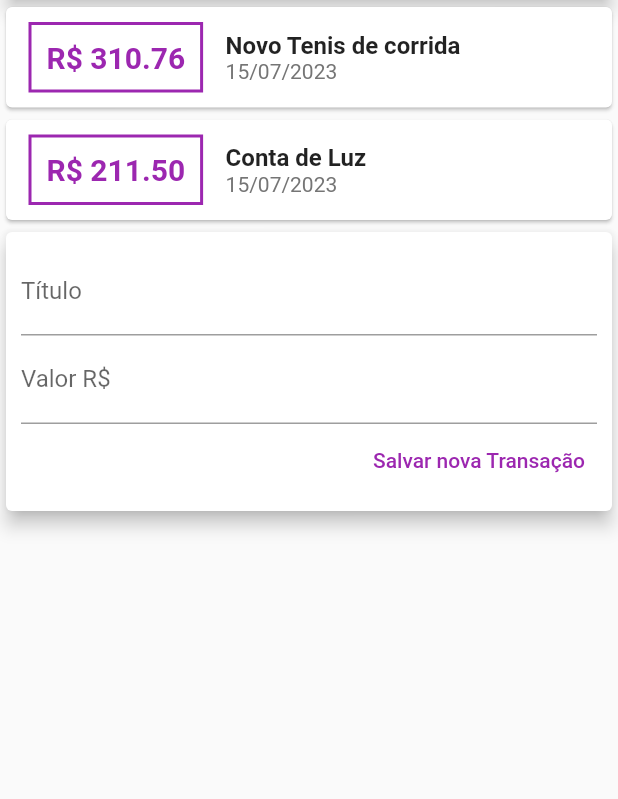
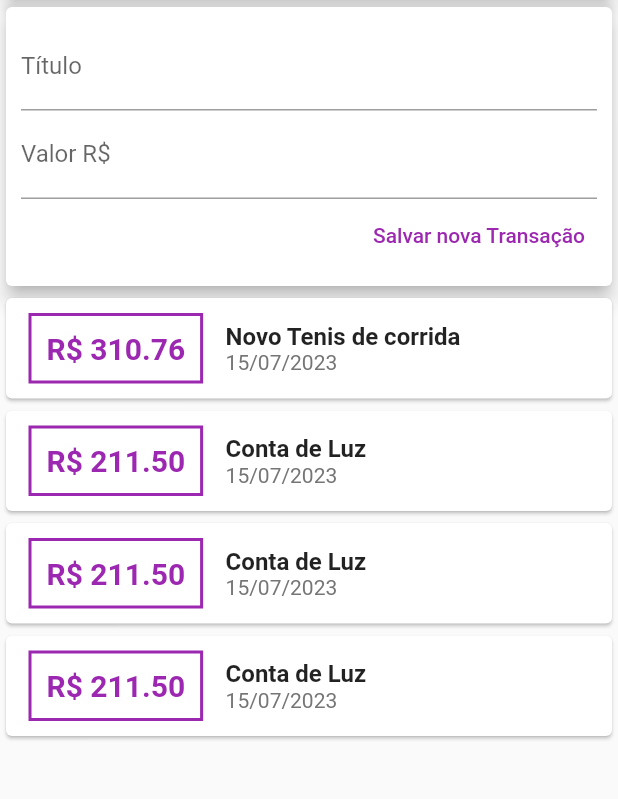
Before and after one commit to TiagOliveiraTI/expenses, a Flutter app: the screen it shows after launch, on a phone screen of 412 x 824 dp, the part 119-918 px from its top. Run offline on Flutter 3.47's test engine with Material 2 defaults, Android fonts, the phone set to English and light mode, and no system bars.

Commit message:
✨ add scroolable feature

```diff
--- a/lib/components/transaction_form.dart
+++ b/lib/components/transaction_form.dart
@@ -6,7 +6,7 @@ class TransactionForm extends StatelessWidget {
 
   final void Function(String, double) onSubmit;
 
-  TransactionForm(this.onSubmit);
+  TransactionForm(this.onSubmit, {super.key});
 
   @override
   Widget build(BuildContext context) {
--- a/lib/components/transaction_list.dart
+++ b/lib/components/transaction_list.dart
@@ -9,7 +9,10 @@ class TransactionList extends StatelessWidget {
 
   @override
   Widget build(BuildContext context) {
-    return Column(
+    return Container(
+      height: 300,
+      child: SingleChildScrollView(
+        child: Column(
           children: [
             ...transactions.map((tr) {
               return Card(
@@ -55,6 +58,8 @@ class TransactionList extends StatelessWidget {
               );
             }).toList()
           ],
+        ),
+      ),
     );
   }
 }
--- a/lib/components/transaction_user.dart
+++ b/lib/components/transaction_user.dart
@@ -27,6 +27,24 @@ class _TransactionUserState extends State<TransactionUser> {
       value: 211.50,
       date: DateTime.now(),
     ),
+    Transaction(
+      id: 't2',
+      title: 'Conta de Luz',
+      value: 211.50,
+      date: DateTime.now(),
+    ),
+    Transaction(
+      id: 't2',
+      title: 'Conta de Luz',
+      value: 211.50,
+      date: DateTime.now(),
+    ),
+    Transaction(
+      id: 't2',
+      title: 'Conta de Luz',
+      value: 211.50,
+      date: DateTime.now(),
+    ),
   ];
 
   _addTransaction(String title, double value) {
@@ -46,8 +64,8 @@ class _TransactionUserState extends State<TransactionUser> {
   Widget build(BuildContext context) {
     return Column(
       children: [
+        TransactionForm(_addTransaction),
         TransactionList(transactions: _transactions),
-        TransactionForm(_addTransaction)
       ],
     );
   }
--- a/lib/main.dart
+++ b/lib/main.dart
@@ -25,7 +25,8 @@ class MyHomePage extends StatelessWidget {
         appBar: AppBar(
           title: const Text('Despesas Pessoais'),
         ),
-      body: const Column(
+        body: SingleChildScrollView(
+          child: const Column(
             crossAxisAlignment: CrossAxisAlignment.stretch,
             children: [
               Card(
@@ -33,9 +34,9 @@ class MyHomePage extends StatelessWidget {
                 elevation: 5,
                 child: Text('Gráfico'),
               ),
-          TransactionUser()
+              TransactionUser(),
             ],
           ),
-    );
+        ));
   }
 }
```
Lines whose indentation alone changed are shown as unchanged.
